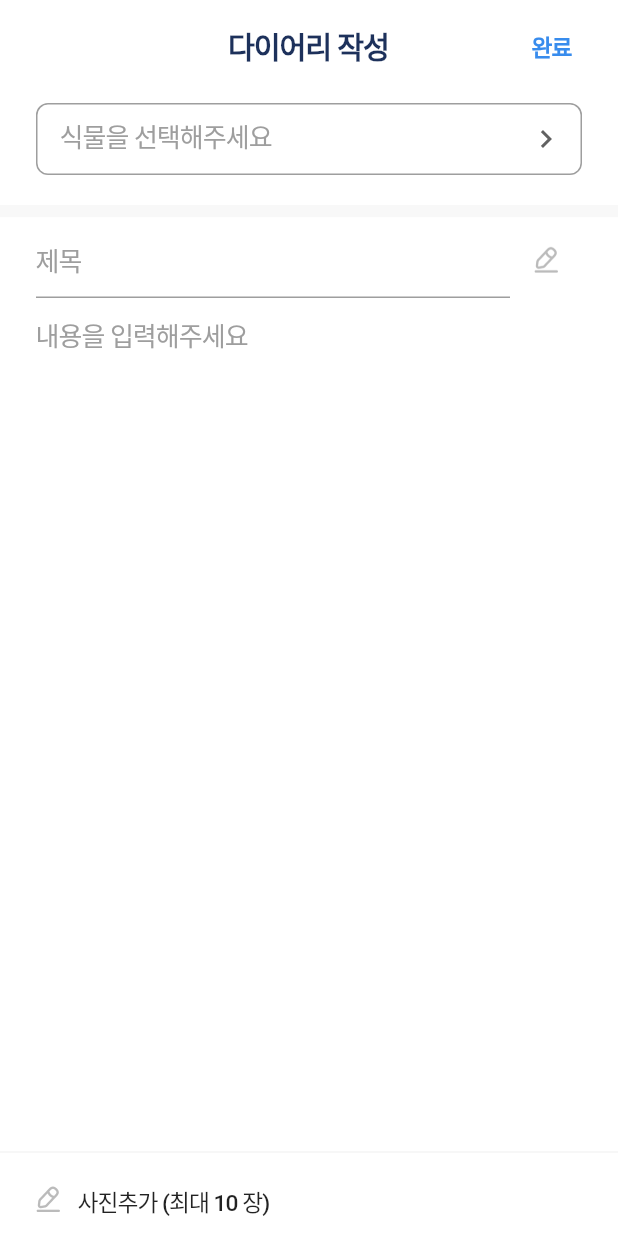
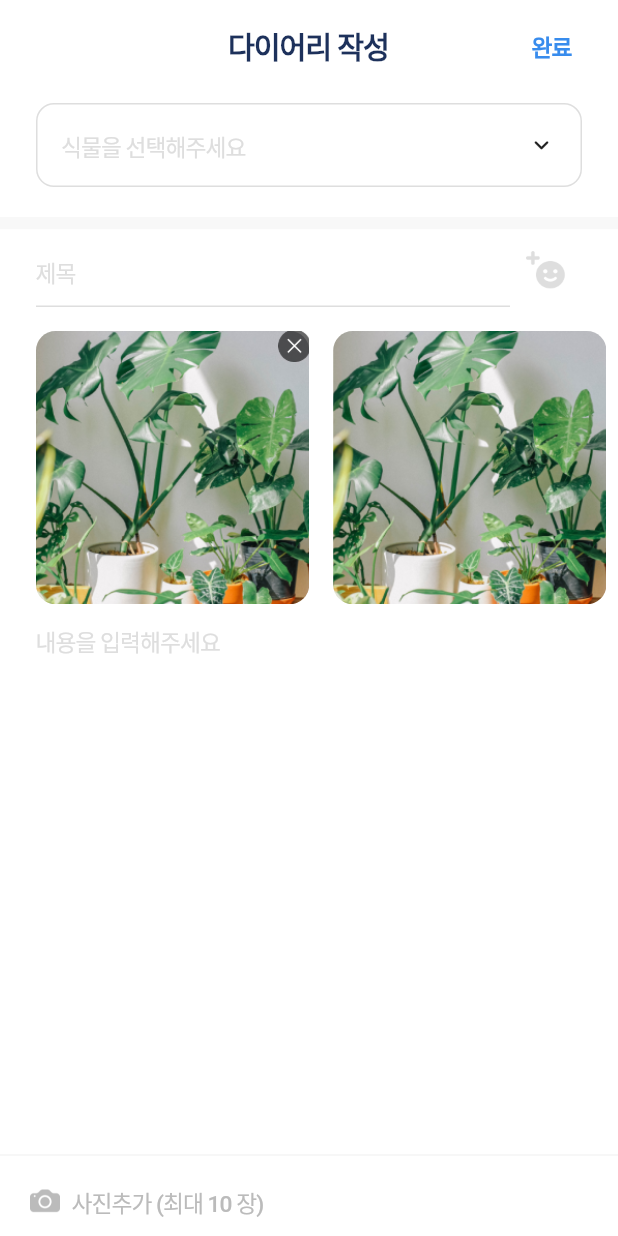
Before and after one commit to sungheeyoon/flutter-plant-plan, a Flutter app: the DiaryCreationScreen widget shown alone on an empty page, opened directly, on a phone screen of 412 x 824 dp. Run offline on Flutter 3.47's test engine with Material 2 defaults, Android fonts, the phone set to English and light mode, and no system bars; drawn by our look-alikes of animated_custom_dropdown; our stand-ins replace cached_network_image, calendar_date_picker2, cloud_firestore, firebase_auth, firebase_core, firebase_storage and 12 more; missing offline and left inert: korea_regexp; accounts and stored records are empty; Roboto replaces fonts that are missing (Pretendard).

Commit message:
DiaryCreationScreen x boutton over layout UI

```diff
--- a/lib/diary/view/diary_creation_screen.dart
+++ b/lib/diary/view/diary_creation_screen.dart
@@ -1,6 +1,9 @@
 import 'package:flutter/material.dart';
+import 'package:flutter_screenutil/flutter_screenutil.dart';
 import 'package:plant_plan/common/layout/default_layout.dart';
+import 'package:plant_plan/common/widget/profile_image_widget.dart';
 import 'package:plant_plan/utils/colors.dart';
+import 'package:animated_custom_dropdown/custom_dropdown.dart';
 
 class DiaryCreationScreen extends StatefulWidget {
   const DiaryCreationScreen({super.key});
@@ -10,10 +13,10 @@ class DiaryCreationScreen extends StatefulWidget {
 }
 
 class _DiaryCreationScreenState extends State<DiaryCreationScreen> {
-  String? _selectedItem;
-
   @override
   Widget build(BuildContext context) {
+    final plantNameController = TextEditingController();
+
     return DefaultLayout(
       title: '다이어리 작성',
       actions: [
@@ -39,28 +42,26 @@ class _DiaryCreationScreenState extends State<DiaryCreationScreen> {
           ),
           Padding(
             padding: const EdgeInsets.symmetric(horizontal: 24.0),
-            child: DropdownButtonFormField<String>(
-              value: _selectedItem,
-              icon: const Icon(Icons.chevron_right),
-              decoration: InputDecoration(
-                contentPadding:
-                    const EdgeInsets.symmetric(vertical: 10, horizontal: 16),
-                labelText: '식물을 선택해주세요',
-                labelStyle: const TextStyle(color: Colors.grey),
-                border: OutlineInputBorder(
-                  borderRadius: BorderRadius.circular(8),
-                ),
+            child: CustomDropdown(
+              hintText: '식물을 선택해주세요',
+              hintStyle: Theme.of(context)
+                  .textTheme
+                  .bodyMedium!
+                  .copyWith(color: grayColor400),
+              selectedStyle: Theme.of(context)
+                  .textTheme
+                  .bodyMedium!
+                  .copyWith(color: grayBlack),
+              listItemStyle: Theme.of(context)
+                  .textTheme
+                  .bodyMedium!
+                  .copyWith(color: grayBlack),
+              borderSide: const BorderSide(
+                color: grayColor400,
+                width: 1.0,
               ),
-              onChanged: (value) {
-                setState(() {
-                  _selectedItem = value;
-                });
-              },
-              items: const [
-                DropdownMenuItem(value: 'item1', child: Text('아이템 1')),
-                DropdownMenuItem(value: 'item2', child: Text('아이템 2')),
-                DropdownMenuItem(value: 'item3', child: Text('아이템 3')),
-              ],
+              items: const ['안시리움', '개시려움', '선인장', '송죽장'],
+              controller: plantNameController,
             ),
           ),
           const SizedBox(
@@ -75,28 +76,92 @@ class _DiaryCreationScreenState extends State<DiaryCreationScreen> {
             child: Row(
               crossAxisAlignment: CrossAxisAlignment.center,
               children: [
-                const Expanded(
+                Expanded(
                   child: TextField(
                     decoration: InputDecoration(
                       hintText: '제목',
-                      hintStyle: TextStyle(color: Colors.grey),
-                      enabledBorder: UnderlineInputBorder(
-                        borderSide: BorderSide(color: Colors.grey),
+                      hintStyle: Theme.of(context)
+                          .textTheme
+                          .bodyMedium!
+                          .copyWith(color: grayColor400),
+                      enabledBorder: const UnderlineInputBorder(
+                        borderSide: BorderSide(color: grayColor400),
                       ),
-                      focusedBorder: UnderlineInputBorder(
+                      focusedBorder: const UnderlineInputBorder(
                         borderSide: BorderSide(color: grayBlack),
                       ),
                     ),
+                    style: Theme.of(context)
+                        .textTheme
+                        .bodyMedium!
+                        .copyWith(color: grayBlack),
                   ),
                 ),
                 IconButton(
                   icon: const Image(
-                    image: AssetImage('assets/icons/edit.png'),
-                    width: 24,
-                    height: 24,
+                    image: AssetImage('assets/icons/add_emoji.png'),
+                    width: 32,
+                    height: 32,
                   ),
                   onPressed: () {},
                 ),
+              ],
+            ),
+          ),
+          const SizedBox(
+            height: 16,
+          ),
+          SingleChildScrollView(
+            scrollDirection: Axis.horizontal,
+            child: Row(
+              children: [
+                const SizedBox(width: 24),
+                Stack(
+                  children: [
+                    ProfileImageWidget(
+                      imageProvider:
+                          const AssetImage('assets/images/plants/plantA.png'),
+                      size: 168.h,
+                      radius: 12.h,
+                    ),
+                    Positioned(
+                      right: -1,
+                      top: -1,
+                      child: GestureDetector(
+                        onTap: () {
+                          // GestureDetector를 터치했을 때 수행할 동작
+                        },
+                        child: Image(
+                          image: const AssetImage('assets/icons/x.png'),
+                          width: 20.h,
+                          height: 20.h,
+                        ),
+                      ),
+                    ),
+                  ],
+                ),
+                const SizedBox(width: 16),
+                ProfileImageWidget(
+                  imageProvider:
+                      const AssetImage('assets/images/plants/plantA.png'),
+                  size: 168.h,
+                  radius: 12.h,
+                ),
+                const SizedBox(width: 16),
+                ProfileImageWidget(
+                  imageProvider:
+                      const AssetImage('assets/images/plants/plantA.png'),
+                  size: 168.h,
+                  radius: 12.h,
+                ),
+                const SizedBox(width: 16),
+                ProfileImageWidget(
+                  imageProvider:
+                      const AssetImage('assets/images/plants/plantA.png'),
+                  size: 168.h,
+                  radius: 12.h,
+                ),
+                const SizedBox(width: 24),
               ],
             ),
           ),
@@ -107,19 +172,27 @@ class _DiaryCreationScreenState extends State<DiaryCreationScreen> {
                   child: ConstrainedBox(
                     constraints:
                         BoxConstraints(minHeight: constraint.maxHeight),
-                    child: const IntrinsicHeight(
+                    child: IntrinsicHeight(
                       child: Column(
                         children: [
                           Expanded(
                             child: Padding(
-                              padding: EdgeInsets.symmetric(horizontal: 24.0),
+                              padding:
+                                  const EdgeInsets.symmetric(horizontal: 24.0),
                               child: TextField(
                                 decoration: InputDecoration(
                                   hintText: '내용을 입력해주세요',
-                                  hintStyle: TextStyle(color: Colors.grey),
+                                  hintStyle: Theme.of(context)
+                                      .textTheme
+                                      .bodyMedium!
+                                      .copyWith(color: grayColor400),
                                   border: InputBorder.none,
                                 ),
                                 maxLines: null,
+                                style: Theme.of(context)
+                                    .textTheme
+                                    .bodyMedium!
+                                    .copyWith(color: grayBlack),
                               ),
                             ),
                           ),
@@ -129,25 +202,31 @@ class _DiaryCreationScreenState extends State<DiaryCreationScreen> {
                               crossAxisAlignment: CrossAxisAlignment.start,
                               mainAxisAlignment: MainAxisAlignment.center,
                               children: <Widget>[
-                                Divider(
+                                const Divider(
                                   thickness: 1,
                                   color: grayColor200,
                                 ),
                                 Padding(
-                                  padding: EdgeInsets.symmetric(
+                                  padding: const EdgeInsets.symmetric(
                                       horizontal: 20, vertical: 12),
                                   child: Row(
                                     children: [
-                                      Image(
-                                        image:
-                                            AssetImage('assets/icons/edit.png'),
-                                        width: 24,
-                                        height: 24,
+                                      const Image(
+                                        image: AssetImage(
+                                            'assets/icons/camera.png'),
+                                        width: 20,
+                                        height: 20,
                                       ),
-                                      SizedBox(
+                                      const SizedBox(
                                         width: 8,
                                       ),
-                                      Text("사진추가 (최대 10 장)")
+                                      Text(
+                                        "사진추가 (최대 10 장)",
+                                        style: Theme.of(context)
+                                            .textTheme
+                                            .bodyMedium!
+                                            .copyWith(color: grayColor500),
+                                      )
                                     ],
                                   ),
                                 )
@@ -162,71 +241,6 @@ class _DiaryCreationScreenState extends State<DiaryCreationScreen> {
               },
             ),
           )
-          // Padding(
-          //   padding: const EdgeInsets.symmetric(horizontal: 24.0),
-          //   child: Column(
-          //     children: [
-          //       Row(
-          //         children: [
-          //           const Expanded(
-          //             child: TextField(
-          //               decoration: InputDecoration(
-          //                 hintText: '제목',
-          //                 hintStyle: TextStyle(color: Colors.grey),
-          //                 enabledBorder: UnderlineInputBorder(
-          //                   borderSide: BorderSide(color: Colors.grey),
-          //                 ),
-          //                 focusedBorder: UnderlineInputBorder(
-          //                   borderSide: BorderSide(color: grayBlack),
-          //                 ),
-          //               ),
-          //             ),
-          //           ),
-          //           IconButton(
-          //             icon: const Image(
-          //               image: AssetImage('assets/icons/edit.png'),
-          //               width: 24,
-          //               height: 24,
-          //             ),
-          //             onPressed: () {
-          //               // 아이콘 버튼이 클릭되었을 때 수행할 동작
-          //             },
-          //           ),
-          //         ],
-          //       ),
-          //       const SizedBox(
-          //         height: 16,
-          //       ),
-
-          //       const Expanded(
-          //         child: TextField(
-          //           decoration: InputDecoration(
-          //             hintText: '내용을 입력해주세요',
-          //             hintStyle: TextStyle(color: Colors.grey),
-          //             border: InputBorder.none,
-          //           ),
-          //           maxLines: null,
-          //         ),
-          //       ),
-          //       const Divider(
-          //         thickness: 1,
-          //         color: grayColor100,
-          //       ),
-          //       Align(
-          //         alignment: Alignment.bottomCenter,
-          //         child: Padding(
-          //           padding: const EdgeInsets.only(bottom: 30),
-          //           child: TextButton(
-          //             onPressed: () {
-          //               // 하단 버튼이 클릭되었을 때 수행할 동작
-          //             },
-          //             child: const Text('하단 버튼'),
-          //           ),
-          //         ),
-          //       ),
-          //     ],
-          //   ),
-          // ),
         ],
       ),
     );
--- a/lib/diary/view/diary_screen.dart
+++ b/lib/diary/view/diary_screen.dart
@@ -23,13 +23,28 @@ class _DiaryScreenState extends ConsumerState<DiaryScreen> {
       title: '다이어리',
       leading: Padding(
         padding: const EdgeInsets.only(left: 12.0),
-        child: IconButton(
-          icon: const Image(
-            image: AssetImage('assets/icons/edit.png'),
-            width: 24,
-            height: 24,
-          ),
-          onPressed: () {},
+        child: Row(
+          children: [
+            Container(
+              width: 28,
+              height: 28,
+              decoration: BoxDecoration(
+                border: Border.all(
+                  color: grayColor400,
+                  width: 1.0,
+                ),
+                borderRadius: BorderRadius.circular(10),
+              ),
+              child: Center(
+                child: Text(
+                  'All',
+                  style: Theme.of(context).textTheme.labelMedium!.copyWith(
+                        color: grayColor500,
+                      ),
+                ),
+              ),
+            ),
+          ],
         ),
       ),
       actions: [
@@ -162,21 +177,21 @@ class _DiaryScreenState extends ConsumerState<DiaryScreen> {
                         const SizedBox(width: 24),
                         ProfileImageWidget(
                           imageProvider: const AssetImage(
-                              'assets/icons/fav/fav_active.png'),
+                              'assets/images/plants/plantA.png'),
                           size: 120.h,
                           radius: 12.h,
                         ),
                         const SizedBox(width: 12),
                         ProfileImageWidget(
                           imageProvider: const AssetImage(
-                              'assets/icons/fav/fav_active.png'),
+                              'assets/images/plants/plantA.png'),
                           size: 120.h,
                           radius: 12.h,
                         ),
                         const SizedBox(width: 12),
                         ProfileImageWidget(
                           imageProvider: const AssetImage(
-                              'assets/icons/fav/fav_active.png'),
+                              'assets/images/plants/plantA.png'),
                           size: 120.h,
                           radius: 12.h,
                         ),
@@ -205,10 +220,13 @@ class _DiaryScreenState extends ConsumerState<DiaryScreen> {
                       mainAxisAlignment: MainAxisAlignment.spaceBetween,
                       crossAxisAlignment: CrossAxisAlignment.center,
                       children: [
-                        const Icon(
-                          Icons.bookmark,
-                          size: 24.0,
-                          color: Colors.grey,
+                        GestureDetector(
+                          onTap: () {},
+                          child: Image.asset(
+                            'assets/icons/bookmark.png', // 이미지 파일의 경로
+                            width: 24, // 이미지의 너비
+                            height: 24, // 이미지의 높이
+                          ),
                         ),
                         Text(
                           '오후 7:38',
@@ -222,11 +240,6 @@ class _DiaryScreenState extends ConsumerState<DiaryScreen> {
                   ),
                 ],
               ),
-            ),
-            Image(
-              image: const AssetImage('assets/icons/edit.png'),
-              width: 24.h,
-              height: 24.h,
             ),
           ],
         ),
--- a/pubspec.yaml
+++ b/pubspec.yaml
@@ -66,6 +66,7 @@ dependencies:
   firebase_core: ^2.13.0
   go_router: ^7.0.2
   flutter_svg: ^2.0.7
+  animated_custom_dropdown: 1.5.0
 
 dev_dependencies:
   build_runner:
@@ -131,6 +132,8 @@ flutter:
     - assets/icons/calendar_box.png
     - assets/icons/pen.png
     - assets/icons/x.png
+    - assets/icons/add_emoji.png
+    - assets/icons/camera.png
 
     - assets/icons/navbar/home.png
     - assets/icons/navbar/post.png
```
Also changed, not shown: assets/icons/add_emoji.png (added), assets/icons/camera.png (added), pubspec.lock.
